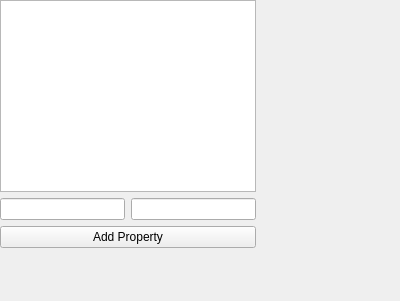
The window that src/Interface/GraphPropertiesWidget.ui (KDE/rocs) describes before a commit, drawn with Qt 5.
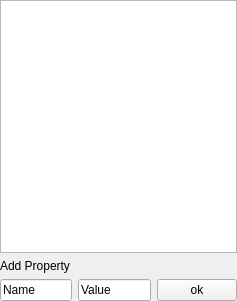
The same window after the commit. Custom widgets are drawn as their Qt base class.

The edit to the form file:
```diff
--- a/src/Interface/GraphPropertiesWidget.ui
+++ b/src/Interface/GraphPropertiesWidget.ui
@@ -5,31 +5,47 @@
    <rect>
     <x>0</x>
     <y>0</y>
-    <width>400</width>
+    <width>237</width>
     <height>301</height>
    </rect>
   </property>
-  <widget class="QWidget" name="dockWidgetContents" >
    <layout class="QGridLayout" name="gridLayout" >
-    <item row="0" column="0" colspan="2" >
+   <property name="margin" >
+    <number>0</number>
+   </property>
+   <item row="0" column="0" colspan="3" >
      <widget class="QTableView" name="_tableView" />
     </item>
-    <item row="1" column="0" >
-     <widget class="KLineEdit" name="_txtPropertyName" />
-    </item>
-    <item row="1" column="1" >
-     <widget class="KLineEdit" name="_txtPropertyValue" />
-    </item>
-    <item row="2" column="0" colspan="2" >
-     <widget class="KPushButton" name="_btnAddProperty" >
+   <item row="1" column="0" colspan="3" >
+    <widget class="KSqueezedTextLabel" name="ksqueezedtextlabel" >
       <property name="text" >
        <string>Add Property</string>
       </property>
      </widget>
     </item>
-   </layout>
-  </widget>
- </widget>
+   <item row="2" column="0" >
+    <widget class="KLineEdit" name="_txtPropertyName" >
+     <property name="text" >
+      <string>Name</string>
+     </property>
+    </widget>
+   </item>
+   <item row="2" column="1" >
+    <widget class="KLineEdit" name="_txtPropertyValue" >
+     <property name="text" >
+      <string>Value</string>
+     </property>
+    </widget>
+   </item>
+   <item row="2" column="2" >
+    <widget class="KPushButton" name="_btnAddProperty" >
+     <property name="text" >
+      <string>ok</string>
+     </property>
+    </widget>
+   </item>
+  </layout>
+ </widget>
  <customwidgets>
   <customwidget>
    <class>KLineEdit</class>
@@ -41,6 +57,11 @@
    <extends>QPushButton</extends>
    <header>kpushbutton.h</header>
   </customwidget>
+  <customwidget>
+   <class>KSqueezedTextLabel</class>
+   <extends>QLabel</extends>
+   <header>ksqueezedtextlabel.h</header>
+  </customwidget>
  </customwidgets>
  <resources/>
  <connections/>
```
Lines whose indentation alone changed are shown as unchanged.
